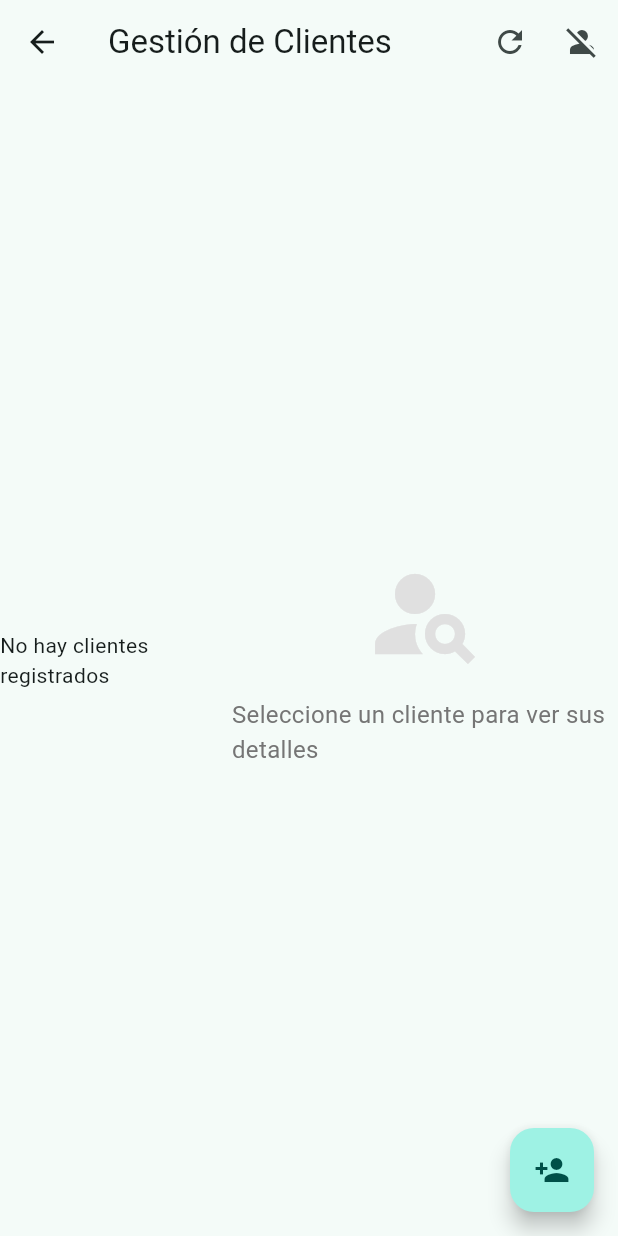
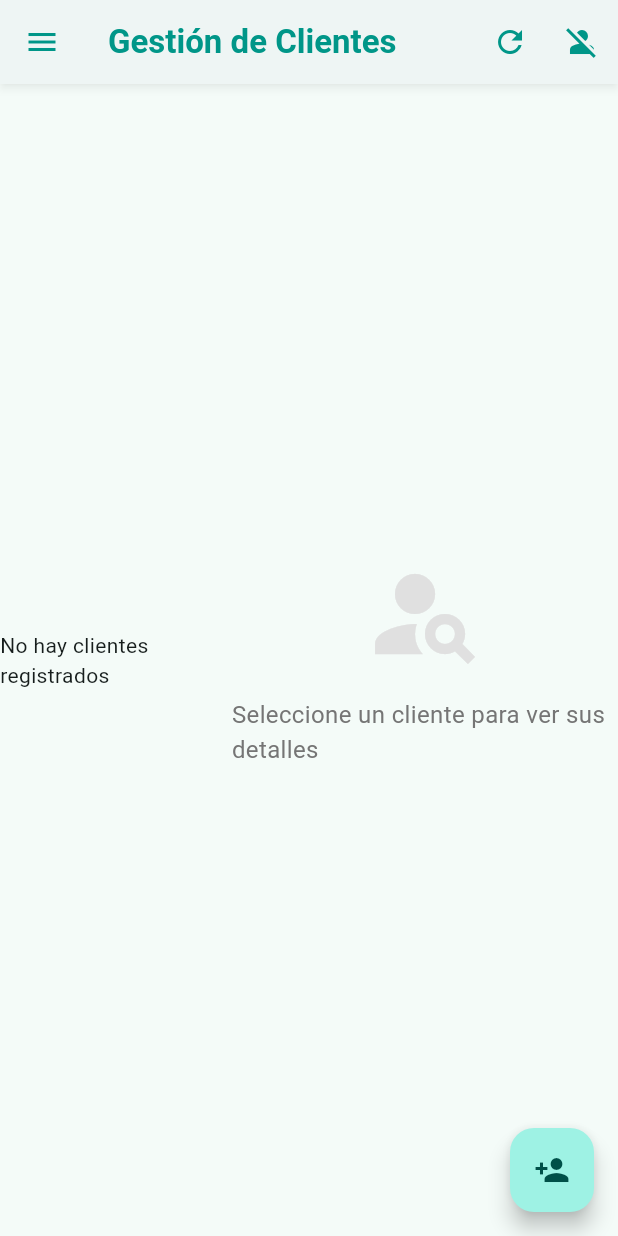
Before and after one commit to Smorpius/inmobiliaria, a Flutter app: the screen it shows after launch, after a tap on "Clientes", on a phone screen of 412 x 824 dp. Run offline on Flutter 3.47's test engine with Material 3 defaults, Android fonts, the phone set to English and light mode, and no system bars; our stand-ins replace cached_network_image, image_picker, photo_view, shared_preferences, smooth_page_indicator; missing offline and left inert: mysql1.

Commit message:
navegacion entre vistas corregidas

```diff
--- a/lib/vistas/clientes/vista_clientes.dart
+++ b/lib/vistas/clientes/vista_clientes.dart
@@ -6,16 +6,13 @@ import 'dart:developer' as developer;
 import 'package:flutter/material.dart';
 import '../../models/cliente_model.dart';
 import '../../controllers/cliente_controller.dart';
+import '../../widgets/app_scaffold.dart'; // Importación necesaria
 
 class VistaClientes extends StatefulWidget {
   final ClienteController? controller;
-  final Cliente? clienteInicial; // Cambiado a opcional
+  final Cliente? clienteInicial;
 
-  const VistaClientes({
-    super.key,
-    this.controller,
-    this.clienteInicial, // Ya no es requerido
-  });
+  const VistaClientes({super.key, this.controller, this.clienteInicial});
 
   @override
   State<VistaClientes> createState() => _VistaClientesState();
@@ -26,56 +23,48 @@ class _VistaClientesState extends State<VistaClientes> {
   Cliente? _selectedCliente;
   bool _isLoading = true;
   bool _mostrandoInactivos = false;
+  Timer? _autoRefreshTimer;
+  List<Cliente> _clientes = [];
+  final StreamController<List<Cliente>> _clientesController =
+      StreamController<List<Cliente>>.broadcast();
 
-  // Timer para actualización automática
-  Timer? _autoRefreshTimer;
+  Stream<List<Cliente>> get _clientesStream => _clientesController.stream;
 
   @override
   void initState() {
     super.initState();
     _controller = widget.controller ?? ClienteController();
 
-    // Si hay un cliente inicial, seleccionarlo
     if (widget.clienteInicial != null) {
       _selectedCliente = widget.clienteInicial;
     }
 
-    // Cargar clientes inicialmente
     _cargarDatos();
-
-    // Iniciar actualización automática
     _iniciarActualizacionAutomatica();
   }
 
   void _iniciarActualizacionAutomatica() {
-    // Cancelar timer existente si hay uno
     _autoRefreshTimer?.cancel();
-
-    // Crear nuevo timer que se ejecuta cada 30 segundos
     _autoRefreshTimer = Timer.periodic(const Duration(seconds: 30), (_) {
       if (mounted) {
         developer.log('Ejecutando actualización automática de clientes');
-        // Cargar datos sin mostrar indicador de carga para no interrumpir al usuario
         _actualizarSilenciosamente();
       }
     });
   }
 
-  // Cargar datos sin mostrar indicador de carga
   Future<void> _actualizarSilenciosamente() async {
     try {
       await _obtenerClientes(true);
     } catch (e) {
       developer.log('Error en actualización automática: $e');
-      // No mostrar errores al usuario para actualizaciones en segundo plano
     }
   }
 
   @override
   void dispose() {
-    // Cancelar el timer de actualización automática
     _autoRefreshTimer?.cancel();
-    _clientesController.close(); // Cerrar el StreamController
+    _clientesController.close();
     super.dispose();
   }
 
@@ -89,10 +78,7 @@ class _VistaClientesState extends State<VistaClientes> {
     });
 
     try {
-      // Limpiar lista actual para evitar duplicados
       _clientes.clear();
-
-      // Cargar datos actualizados con tiempo de espera entre operaciones
       final activos = await _controller.getClientes();
       await Future.delayed(const Duration(milliseconds: 200));
       final inactivos = await _controller.getClientesInactivos();
@@ -101,7 +87,6 @@ class _VistaClientesState extends State<VistaClientes> {
         'CLIENTES CARGADOS - Activos: ${activos.length}, Inactivos: ${inactivos.length}',
       );
 
-      // Mostrar detalles para depuración
       if (activos.isNotEmpty) {
         developer.log(
           'ÚLTIMO CLIENTE ACTIVO - ID: ${activos.first.id}, Nombre: ${activos.first.nombre}, Estado: ${activos.first.idEstado}',
@@ -111,12 +96,8 @@ class _VistaClientesState extends State<VistaClientes> {
       if (!mounted) return;
 
       setState(() {
-        // Actualizar la lista combinada
         _clientes = [...activos, ...inactivos];
-
-        // Actualizar el stream con los nuevos datos
         _clientesController.add(_clientes);
-
         _isLoading = false;
       });
 
@@ -181,15 +162,6 @@ class _VistaClientesState extends State<VistaClientes> {
     }
   }
 
-  // Almacenamiento local de clientes para el StreamBuilder personalizado
-  List<Cliente> _clientes = [];
-
-  // StreamController personalizado para simular un stream de actualizaciones
-  final StreamController<List<Cliente>> _clientesController =
-      StreamController<List<Cliente>>.broadcast();
-
-  Stream<List<Cliente>> get _clientesStream => _clientesController.stream;
-
   void _agregarCliente() {
     if (!mounted) return;
 
@@ -220,7 +192,6 @@ class _VistaClientesState extends State<VistaClientes> {
   Future<void> _toggleEstadoCliente(Cliente cliente) async {
     if (!mounted) return;
 
-    // Capturar context al comienzo para evitar el uso después de operación asíncrona
     final ScaffoldMessengerState messengerState = ScaffoldMessenger.of(context);
     final bool estaInactivo = _mostrandoInactivos;
 
@@ -231,7 +202,6 @@ class _VistaClientesState extends State<VistaClientes> {
         await _controller.reactivarCliente(cliente.id!);
         success = true;
 
-        // Verificar que el widget sigue montado antes de mostrar SnackBar
         if (mounted) {
           messengerState.showSnackBar(
             const SnackBar(
@@ -244,7 +214,6 @@ class _VistaClientesState extends State<VistaClientes> {
         await _controller.inactivarCliente(cliente.id!);
         success = true;
 
-        // Verificar que el widget sigue montado antes de mostrar SnackBar
         if (mounted) {
           messengerState.showSnackBar(
             const SnackBar(
@@ -255,17 +224,14 @@ class _VistaClientesState extends State<VistaClientes> {
         }
       }
 
-      // Deseleccionar cliente actual y actualizar datos solo si sigue montado
       if (mounted && success) {
         setState(() {
           _selectedCliente = null;
         });
 
-        // Actualizar la lista de clientes
         await _cargarDatos();
       }
     } catch (e) {
-      // Verificar que el widget sigue montado antes de mostrar error
       if (mounted) {
         messengerState.showSnackBar(
           SnackBar(
@@ -282,28 +248,26 @@ class _VistaClientesState extends State<VistaClientes> {
 
     setState(() {
       _mostrandoInactivos = !_mostrandoInactivos;
-      _selectedCliente = null; // Reset de la selección
+      _selectedCliente = null;
     });
   }
 
   @override
   Widget build(BuildContext context) {
-    // Cada vez que se construye el widget, actualizamos el stream
     if (_clientes.isNotEmpty) {
       _clientesController.add(_clientes);
     }
 
-    return Scaffold(
-      appBar: AppBar(
-        title: const Text('Gestión de Clientes'),
+    return AppScaffold(
+      title: 'Gestión de Clientes',
+      currentRoute: '/clientes',
+      showDrawer: true, // Ocultar la barra lateral
       actions: [
-          // Botón para actualización manual (opcional)
         IconButton(
           icon: const Icon(Icons.refresh),
           tooltip: 'Actualizar lista',
           onPressed: _cargarDatos,
         ),
-          // Botón para alternar entre activos e inactivos
         IconButton(
           onPressed: _toggleMostrarInactivos,
           icon: Icon(
@@ -316,17 +280,17 @@ class _VistaClientesState extends State<VistaClientes> {
                   : 'Ver clientes inactivos',
         ),
       ],
-      ),
       body:
           _isLoading
               ? const Center(child: CircularProgressIndicator())
-              : Row(
+              : Stack(
+                children: [
+                  Row(
                     children: [
                       // Panel izquierdo con lista de clientes usando StreamBuilder
                       Expanded(
                         flex: 3,
-                    child: // Parte del StreamBuilder donde se filtra la lista
-                        StreamBuilder<List<Cliente>>(
+                        child: StreamBuilder<List<Cliente>>(
                           stream: _clientesStream,
                           initialData: _clientes,
                           builder: (context, snapshot) {
@@ -350,19 +314,20 @@ class _VistaClientesState extends State<VistaClientes> {
                               'STREAM RECIBIDO - ${clientes.length} clientes',
                             );
 
-                        // Corregir el filtrado para garantizar comparaciones numéricas correctas
                             final filteredClientes =
                                 _mostrandoInactivos
                                     ? clientes
                                         .where(
                                           (c) =>
-                                          c.idEstado != null && c.idEstado != 1,
+                                              c.idEstado != null &&
+                                              c.idEstado != 1,
                                         )
                                         .toList()
                                     : clientes
                                         .where(
                                           (c) =>
-                                          c.idEstado == null || c.idEstado == 1,
+                                              c.idEstado == null ||
+                                              c.idEstado == 1,
                                         )
                                         .toList();
 
@@ -425,14 +390,19 @@ class _VistaClientesState extends State<VistaClientes> {
                       ),
                     ],
                   ),
-      floatingActionButton:
-          !_mostrandoInactivos
-              ? FloatingActionButton(
+                  // Botón flotante colocado dentro del Stack
+                  if (!_mostrandoInactivos)
+                    Positioned(
+                      right: 16,
+                      bottom: 16,
+                      child: FloatingActionButton(
                         onPressed: _agregarCliente,
                         tooltip: 'Agregar Cliente',
                         child: const Icon(Icons.person_add),
-              )
-              : null,
+                      ),
+                    ),
+                ],
+              ),
     );
   }
 
--- a/lib/vistas/empleados/lista/detalle_empleado_screen.dart
+++ b/lib/vistas/empleados/lista/detalle_empleado_screen.dart
@@ -158,12 +158,14 @@ class _DetalleEmpleadoScreenState extends State<DetalleEmpleadoScreen> {
     return AppScaffold(
       title: widget.idEmpleado == null ? 'Nuevo Empleado' : 'Editar Empleado',
       currentRoute: '/detalle_empleado',
+      showDrawer: false,
       body:
           _isLoading
               ? const Center(child: CircularProgressIndicator())
               : SingleChildScrollView(
                 padding: const EdgeInsets.all(16.0),
                 child: Column(
+                  crossAxisAlignment: CrossAxisAlignment.start,
                   children: [
                     if (_errorMessage != null)
                       Container(
--- a/lib/vistas/vista_menu.dart
+++ b/lib/vistas/vista_menu.dart
@@ -12,7 +12,7 @@ class HomePage extends StatelessWidget {
       appBar: AppBar(
         title: const Center(
           child: Text(
-            "Inmobiliaria CASITAS REAL ESATEE",
+            "CASITAS REAL ESATEE",
             style: TextStyle(
               color: Colors.teal,
               fontWeight: FontWeight.bold,
```
Lines whose indentation alone changed are shown as unchanged.
